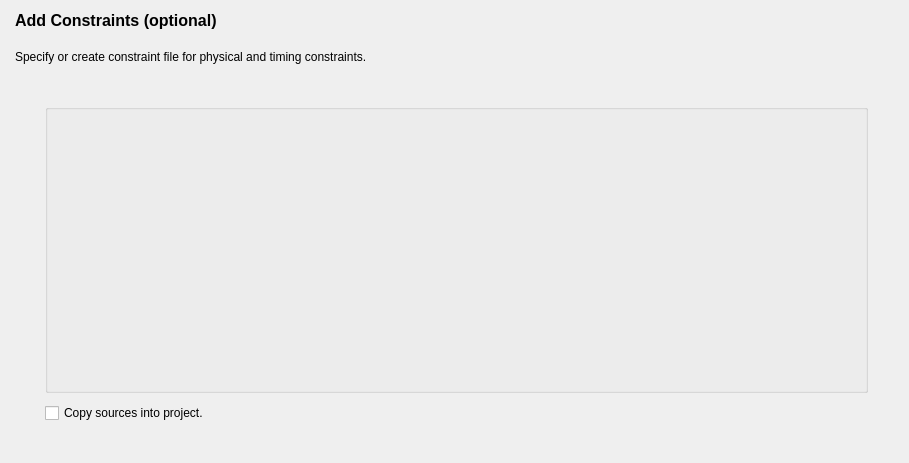
First picture: the form in src/NewProject/add_constraints_form.ui, repository os-fpga/FOEDAG, before the edit.
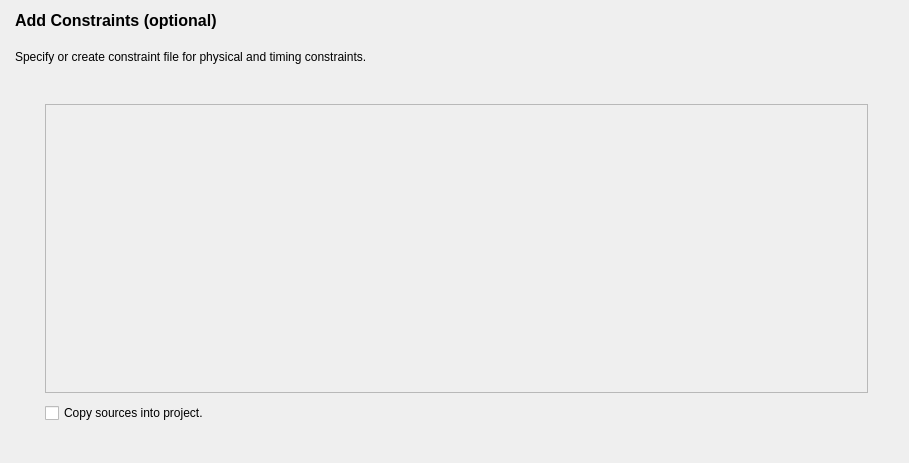
Second picture: the form after the edit.

Patch:
```diff
--- a/src/NewProject/add_constraints_form.ui
+++ b/src/NewProject/add_constraints_form.ui
@@ -77,9 +77,12 @@
         <number>25</number>
        </property>
        <item>
-        <widget class="QGroupBox" name="m_groupBox">
-         <property name="title">
-          <string/>
+        <widget class="QFrame" name="m_frame">
+         <property name="frameShape">
+          <enum>QFrame::StyledPanel</enum>
+         </property>
+         <property name="frameShadow">
+          <enum>QFrame::Raised</enum>
          </property>
         </widget>
        </item>
```
